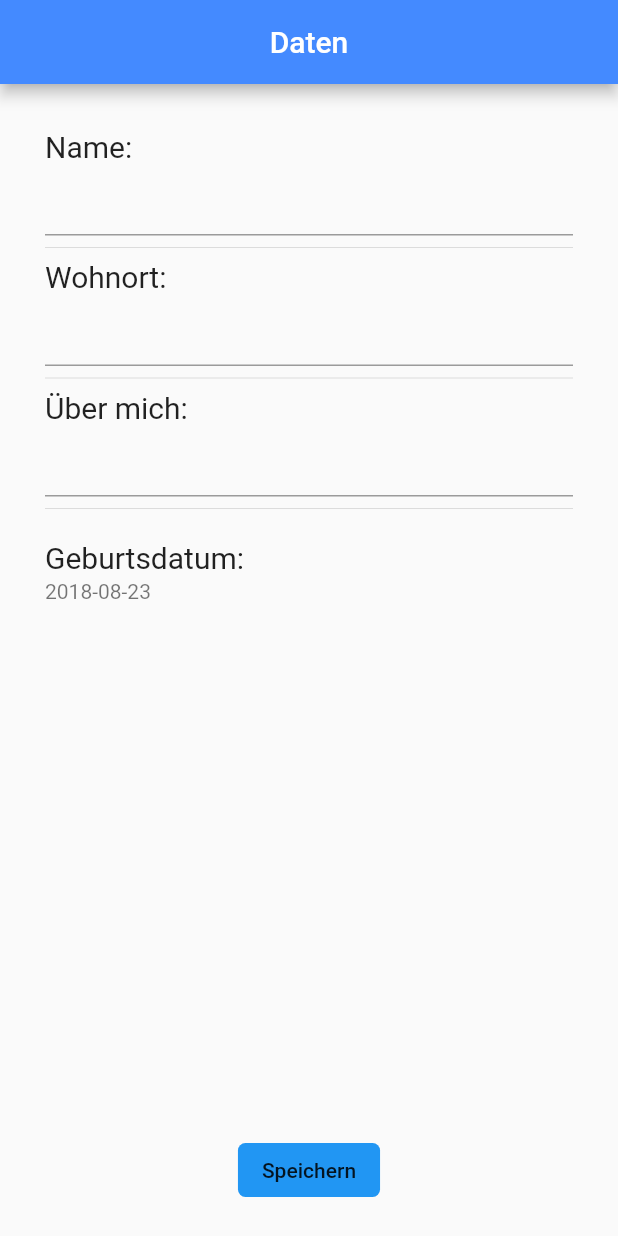
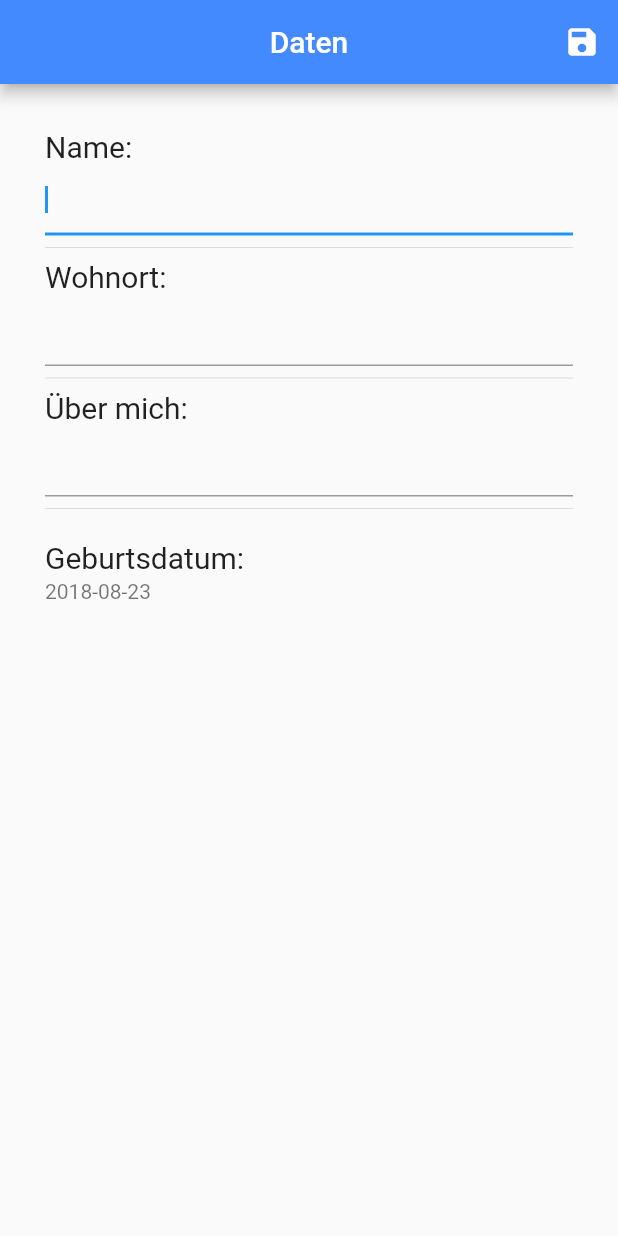
Before and after one commit to tth05/ErasmusDoc, a Flutter app: the screen it shows after launch, on a phone screen of 412 x 824 dp. Run offline on Flutter 3.47's test engine with Material 2 defaults, Android fonts, the phone set to English and light mode, and no system bars.

```diff
--- a/lib/main.dart
+++ b/lib/main.dart
@@ -11,8 +11,8 @@ import 'package:flutter/material.dart';
 import 'package:flutter_localizations/flutter_localizations.dart';
 
 void main() {
-  Future.delayed(const Duration(seconds: 1));
-  runApp(App());
+  //Startup delay to show launch image
+  Future.delayed(const Duration(seconds: 4)).whenComplete(() => runApp(App()));
 }
 
 class App extends StatelessWidget {
--- a/lib/screens/personal_info/personal_info.dart
+++ b/lib/screens/personal_info/personal_info.dart
@@ -27,9 +27,10 @@ class PersonalInfoScreenState extends State<PersonalInfoScreen> {
     );
   }
 
-  Widget buildTextField() {
+  Widget buildTextField({bool focus = true}) {
     return TextFormField(
       style: _fieldFont,
+      autofocus: focus,
       validator: (s) {
         if (s.isEmpty) {
           return "Bitte fülle dieses Feld aus.";
@@ -59,6 +60,16 @@ class PersonalInfoScreenState extends State<PersonalInfoScreen> {
       appBar: AppBar(
         title: Text("Daten"),
         centerTitle: true,
+        actions: <Widget>[
+          IconButton(
+            icon: Icon(Icons.save),
+            onPressed: () {
+              if (_formKey.currentState.validate()) {
+                Navigator.of(context).pushReplacementNamed("/home");
+              }
+            },
+          ),
+        ],
       ),
       body: Form(
         key: _formKey,
@@ -71,7 +82,7 @@ class PersonalInfoScreenState extends State<PersonalInfoScreen> {
                   padding: EdgeInsets.only(left: 10.0, top: 10.0, right: 10.0),
                   children: <Widget>[
                     buildTitle("Name:"),
-                    buildTextField(),
+                    buildTextField(focus: true),
                     Divider(),
                     buildTitle("Wohnort:"),
                     buildTextField(),
@@ -97,19 +108,19 @@ class PersonalInfoScreenState extends State<PersonalInfoScreen> {
                   ],
                 ),
               ),
-              FlatButton(
-                child: Text("Speichern"),
-                color: Theme
-                    .of(context)
-                    .buttonColor,
-                splashColor: Colors.lightBlueAccent,
-                shape: RoundedRectangleBorder(borderRadius: BorderRadius.all(Radius.circular(5.0))),
-                onPressed: () {
-                  if (_formKey.currentState.validate()) {
-                    Navigator.of(context).pushReplacementNamed("/home");
-                  }
-                },
-              ),
+//              FlatButton(
+//                child: Text("Speichern"),
+//                color: Theme
+//                    .of(context)
+//                    .buttonColor,
+//                splashColor: Colors.lightBlueAccent,
+//                shape: RoundedRectangleBorder(borderRadius: BorderRadius.all(Radius.circular(5.0))),
+//                onPressed: () {
+//                  if (_formKey.currentState.validate()) {
+//                    Navigator.of(context).pushReplacementNamed("/home");
+//                  }
+//                },
+//              ),
             ],
           ),
         ),
```
Also changed, not shown: 8 other files.
